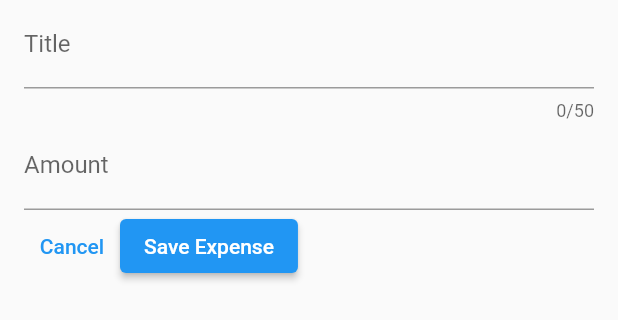
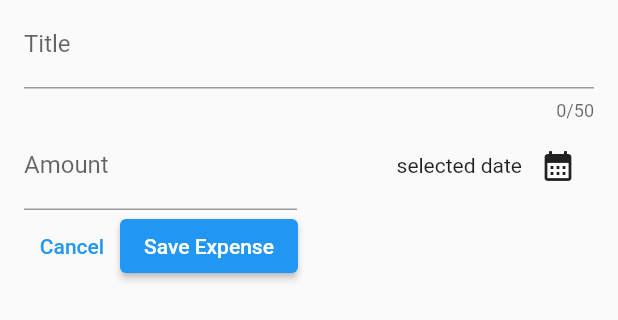
Before and after one commit to karkau123/Expense_Tracker, a Flutter app: the NewExpense widget shown alone on an empty page, opened directly, on a phone screen of 412 x 824 dp. Shown: the top 320 px of the screen. Run offline on Flutter 3.47's test engine with Material 2 defaults, Android fonts, the phone set to English and light mode, and no system bars.

Commit message:
Calender added to the code

```diff
--- a/lib/widgets/expenses_list/new_expense.dart
+++ b/lib/widgets/expenses_list/new_expense.dart
@@ -12,6 +12,17 @@ class NewExpense extends StatefulWidget {
 class _NewExpenseState extends State<NewExpense> {
   final _titleController = TextEditingController();
   final _amountController = TextEditingController();
+
+  void _presentDatePicker() {
+    final now = DateTime.now();
+    final firstDate = DateTime(now.year - 1, now.month, now.day);
+    showDatePicker(
+        context: context,
+        initialDate: now,
+        firstDate: firstDate,
+        lastDate: now);
+  }
+
   @override
   void dispose() {
     // very important
@@ -35,13 +46,32 @@ class _NewExpenseState extends State<NewExpense> {
               label: Text('Title'),
             ),
           ),
-          TextField(
+          Row(
+            children: [
+              Expanded(
+                child: TextField(
                   controller: _amountController,
                   keyboardType: TextInputType.number,
                   decoration: InputDecoration(
                     prefixText: 'Rs ',
                     label: Text('Amount'),
                   ),
+                ),
+              ),
+              const SizedBox(width: 16),
+              Expanded(
+                  child: Row(
+                mainAxisAlignment: MainAxisAlignment.end,
+                crossAxisAlignment: CrossAxisAlignment.center,
+                children: [
+                  const Text('selected date'),
+                  IconButton(
+                    onPressed: _presentDatePicker,
+                    icon: Icon(Icons.calendar_month),
+                  ),
+                ],
+              )),
+            ],
           ),
           Row(
             children: [
```
Lines whose indentation alone changed are shown as unchanged.
